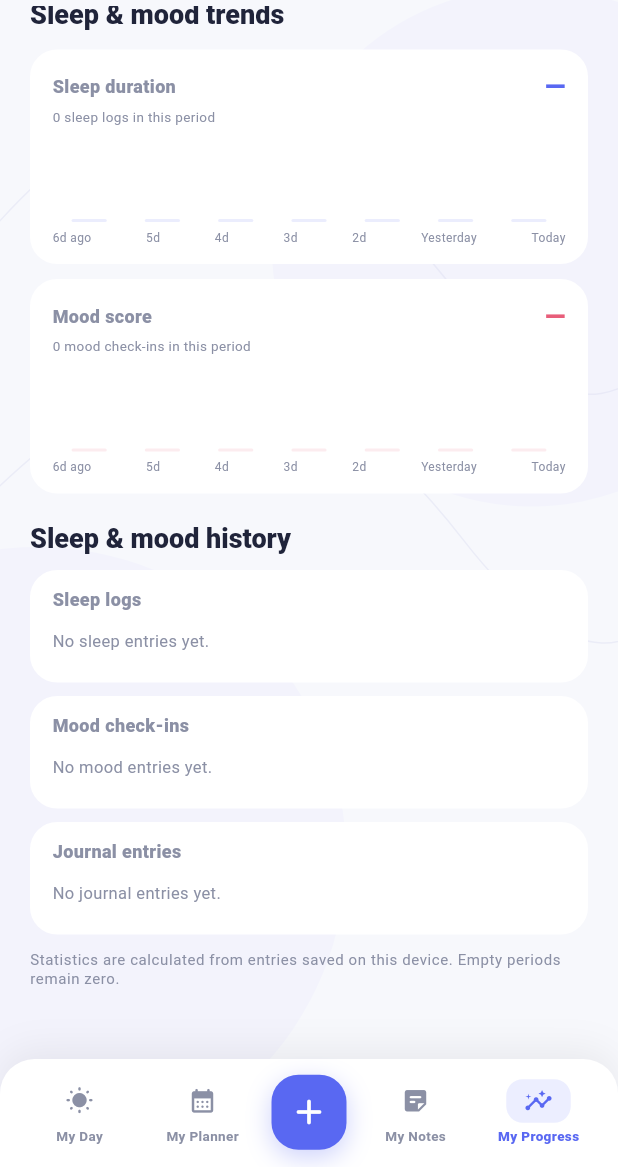
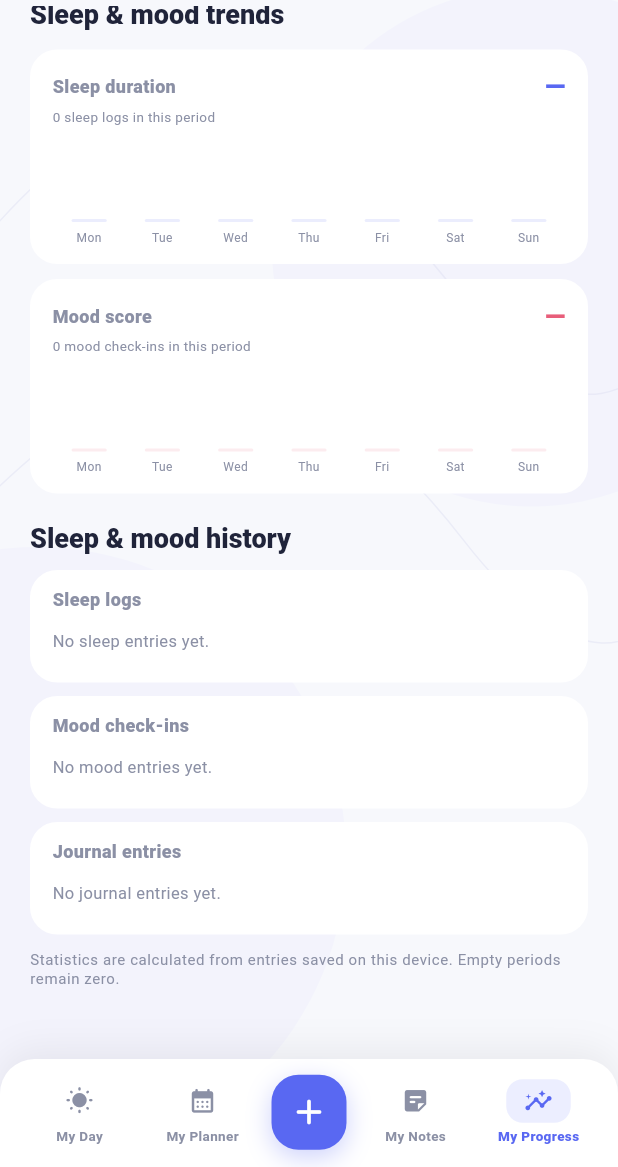
Before and after one commit to NaveenManickam/DayPliot1.0, a Flutter app: the screen it shows after launch, item 5 of the bottom bar chosen, scrolled down 1152 dp, on a phone screen of 412 x 824 dp, the part 69-1236 px from its top. Run offline on Flutter 3.47's test engine with Material 3 defaults, Android fonts, the phone set to English and light mode, and no system bars; our stand-ins replace flutter_local_notifications, flutter_timezone, shared_preferences, sqflite, timezone; missing offline and left inert: cryptography; accounts and stored records are empty.

Commit message:
Align wellness charts with day, week, month and year filters

```diff
--- a/lib/screens/progress_screen.dart
+++ b/lib/screens/progress_screen.dart
@@ -129,6 +129,7 @@ class _ProgressScreenState extends State<ProgressScreen> {
           sleepRecords: sleepRecords,
           moodRecords: moodRecords,
           today: now,
+          period: _period,
         ),
         const SizedBox(height: 18),
         Text(context.dp('Sleep & mood history'), style: Theme.of(context).textTheme.titleLarge),
@@ -377,75 +378,69 @@ class _Heatmap extends StatelessWidget {
     );
   }
 }
+class _TrendBucket {
+  const _TrendBucket({required this.start, required this.end, required this.label});
+  final DateTime start;
+  final DateTime end;
+  final String label;
+}
+
 class _WellnessTrends extends StatelessWidget {
   const _WellnessTrends({
     required this.sleepRecords,
     required this.moodRecords,
     required this.today,
+    required this.period,
   });
 
   final List<AppRecord> sleepRecords;
   final List<AppRecord> moodRecords;
   final DateTime today;
+  final String period;
 
   @override
   Widget build(BuildContext context) {
     final validSleep = sleepRecords.where((r) => r.startAt != null && r.endAt != null).toList();
-    final sleepHours = <double>[];
-    final moodScores = <double>[];
     final moodValues = moodRecords
         .map((r) => _moodScore(r.meta['mood'] as String? ?? r.title))
         .whereType<int>()
         .toList();
-    for (var offset = 6; offset >= 0; offset--) {
-      final day = today.subtract(Duration(days: offset));
-      final nights = validSleep.where((r) =>
-          r.date.year == day.year && r.date.month == day.month && r.date.day == day.day);
-      final durations = nights.map((r) {
-        var duration = r.endAt!.difference(r.startAt!);
-        if (duration.isNegative) duration += const Duration(days: 1);
-        return duration.inMinutes / 60;
-      }).toList();
-      sleepHours.add(durations.isEmpty
-          ? 0
-          : durations.reduce((a, b) => a + b) / durations.length);
+    final buckets = _buildBuckets();
+    final sleepHours = <double>[];
+    final moodScores = <double>[];
 
-      final dayMoods = moodRecords.where((r) =>
-          r.date.year == day.year && r.date.month == day.month && r.date.day == day.day);
-      final scores = dayMoods
+    for (final bucket in buckets) {
+      final nights = validSleep.where((r) => _inRange(r.date, bucket.start, bucket.end));
+      sleepHours.add(_average(nights.map(_sleepHours).toList()));
+      final scores = moodRecords
+          .where((r) => _inRange(r.date, bucket.start, bucket.end))
           .map((r) => _moodScore(r.meta['mood'] as String? ?? r.title))
           .whereType<int>()
           .toList();
-      moodScores.add(scores.isEmpty
-          ? 0
-          : scores.reduce((a, b) => a + b) / scores.length);
+      moodScores.add(_average(scores));
     }
-    final averageSleep = validSleep.isEmpty
-        ? 0.0
-        : validSleep.map((r) {
-            var duration = r.endAt!.difference(r.startAt!);
-            if (duration.isNegative) duration += const Duration(days: 1);
-            return duration.inMinutes / 60;
-          }).reduce((a, b) => a + b) / validSleep.length;
-    final averageMood = moodValues.isEmpty
-        ? 0.0
-        : moodValues.reduce((a, b) => a + b) / moodValues.length;
+
+    final averageSleep = _average(validSleep.map(_sleepHours).toList());
+    final averageMood = _average(moodValues);
+    final labels = buckets.map((bucket) => bucket.label).toList();
 
     return Column(children: [
       _TrendCard(
-        title: 'Sleep duration',
+        title: context.dp('Sleep duration'),
         value: validSleep.isEmpty ? '—' : '${averageSleep.toStringAsFixed(1)} h',
         subtitle: '${validSleep.length} ${context.dp('sleep logs in this period')}',
         values: sleepHours,
+        labels: labels,
         maximum: 12,
         color: AppColors.blue,
       ),
       const SizedBox(height: 10),
       _TrendCard(
-        title: 'Mood score',
+        title: context.dp('Mood score'),
         value: moodValues.isEmpty ? '—' : '${averageMood.toStringAsFixed(1)} / 5',
         subtitle: '${moodValues.length} ${context.dp('mood check-ins in this period')}',
         values: moodScores,
+        labels: labels,
         maximum: 5,
         color: AppColors.coral,
       ),
@@ -465,7 +460,7 @@ class _WellnessTrends extends StatelessWidget {
               for (final entry in _moodCounts(moodRecords).entries)
                 Chip(
                   visualDensity: VisualDensity.compact,
-                  label: Text('${entry.key} · ${entry.value}',
+                  label: Text('${context.dp(entry.key)} · ${entry.value}',
                       style: const TextStyle(fontSize: 10, fontWeight: FontWeight.w700)),
                 ),
             ],
@@ -474,6 +469,54 @@ class _WellnessTrends extends StatelessWidget {
       ],
     ]);
   }
+
+  List<_TrendBucket> _buildBuckets() {
+    final day = dateOnly(today);
+    if (period == 'Day') {
+      return [_TrendBucket(start: day, end: day, label: 'Today')];
+    }
+    if (period == 'Week') {
+      final start = day.subtract(Duration(days: day.weekday - 1));
+      const labels = ['Mon', 'Tue', 'Wed', 'Thu', 'Fri', 'Sat', 'Sun'];
+      return List.generate(7, (index) {
+        final date = start.add(Duration(days: index));
+        return _TrendBucket(start: date, end: date, label: labels[index]);
+      });
+    }
+    if (period == 'Month') {
+      final monthStart = DateTime(day.year, day.month, 1);
+      final count = ((day.day - 1) ~/ 7) + 1;
+      return List.generate(count, (index) {
+        final start = monthStart.add(Duration(days: index * 7));
+        final candidateEnd = start.add(const Duration(days: 6));
+        final end = candidateEnd.isAfter(day) ? day : candidateEnd;
+        return _TrendBucket(start: start, end: end, label: 'W${index + 1}');
+      });
+    }
+    const monthLabels = ['Jan', 'Feb', 'Mar', 'Apr', 'May', 'Jun', 'Jul', 'Aug', 'Sep', 'Oct', 'Nov', 'Dec'];
+    return List.generate(day.month, (index) {
+      final start = DateTime(day.year, index + 1, 1);
+      final nextMonth = DateTime(day.year, index + 2, 1);
+      final monthEnd = nextMonth.subtract(const Duration(days: 1));
+      final end = monthEnd.isAfter(day) ? day : monthEnd;
+      return _TrendBucket(start: start, end: end, label: monthLabels[index]);
+    });
+  }
+
+  bool _inRange(DateTime value, DateTime start, DateTime end) {
+    final date = dateOnly(value);
+    return !date.isBefore(start) && !date.isAfter(end);
+  }
+
+  double _sleepHours(AppRecord record) {
+    var duration = record.endAt!.difference(record.startAt!);
+    if (duration.isNegative) duration += const Duration(days: 1);
+    return duration.inMinutes / 60;
+  }
+
+  double _average(List<num> values) => values.isEmpty
+      ? 0
+      : values.reduce((a, b) => a + b) / values.length;
 
   int? _moodScore(String mood) => switch (mood.toLowerCase()) {
         'amazing' => 5,
@@ -500,6 +543,7 @@ class _TrendCard extends StatelessWidget {
     required this.value,
     required this.subtitle,
     required this.values,
+    required this.labels,
     required this.maximum,
     required this.color,
   });
@@ -508,6 +552,7 @@ class _TrendCard extends StatelessWidget {
   final String value;
   final String subtitle;
   final List<double> values;
+  final List<String> labels;
   final double maximum;
   final Color color;
 
@@ -524,7 +569,7 @@ class _TrendCard extends StatelessWidget {
             Text(value, style: TextStyle(color: color, fontSize: 18, fontWeight: FontWeight.w900)),
           ]),
           const SizedBox(height: 2),
-          Text(context.dp(subtitle), style: const TextStyle(color: AppColors.muted, fontSize: 9)),
+          Text(subtitle, style: const TextStyle(color: AppColors.muted, fontSize: 9)),
           const SizedBox(height: 10),
           SizedBox(
             height: 54,
@@ -532,22 +577,16 @@ class _TrendCard extends StatelessWidget {
             child: CustomPaint(painter: _WellnessBarPainter(values: values, maximum: maximum, color: color)),
           ),
           const SizedBox(height: 5),
-          const Row(
-            mainAxisAlignment: MainAxisAlignment.spaceBetween,
-            children: [
-              Text('6d ago', style: TextStyle(fontSize: 8, color: AppColors.muted)),
-              Text('5d', style: TextStyle(fontSize: 8, color: AppColors.muted)),
-              Text('4d', style: TextStyle(fontSize: 8, color: AppColors.muted)),
-              Text('3d', style: TextStyle(fontSize: 8, color: AppColors.muted)),
-              Text('2d', style: TextStyle(fontSize: 8, color: AppColors.muted)),
-              Text('Yesterday', style: TextStyle(fontSize: 8, color: AppColors.muted)),
-              Text('Today', style: TextStyle(fontSize: 8, color: AppColors.muted)),
-            ],
+          Row(
+            children: labels.map((label) => Expanded(
+              child: Text(context.dp(label), textAlign: TextAlign.center,
+                  maxLines: 1, overflow: TextOverflow.clip,
+                  style: const TextStyle(fontSize: 8, color: AppColors.muted)),
+            )).toList(),
           ),
         ]),
       );
 }
-
 class _WellnessBarPainter extends CustomPainter {
   _WellnessBarPainter({required this.values, required this.maximum, required this.color});
 
```
